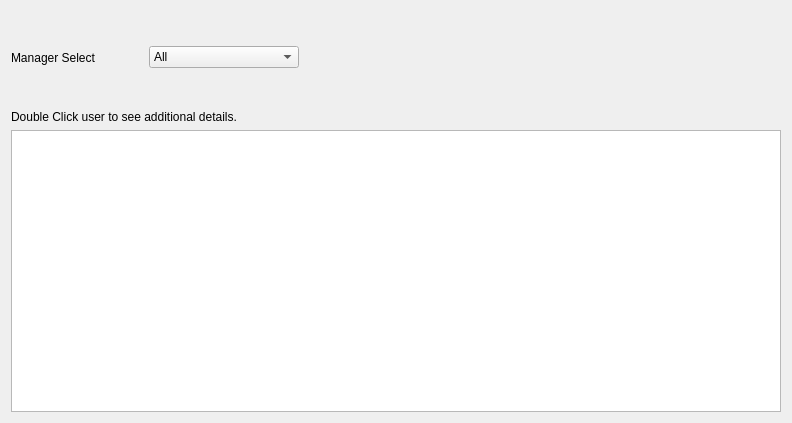
Before: the Qt Designer form Ui_Files/one_on_one_main.ui in jakesb27/Manager_KPI_Tracker, drawn with Qt 5.
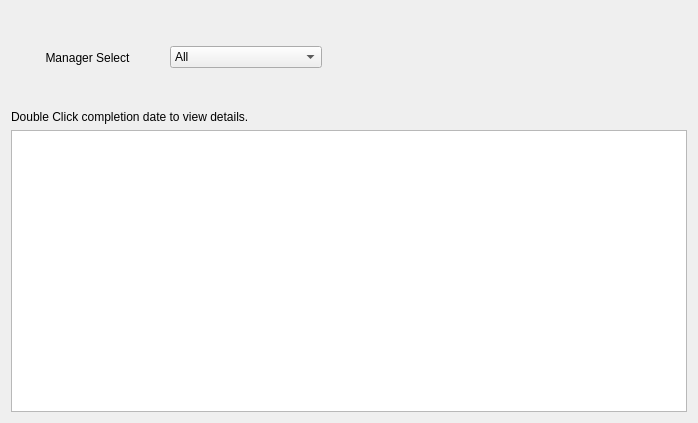
After: the same form once the commit is applied. Icons and pictures are not drawn.

```diff
--- a/Ui_Files/one_on_one_main.ui
+++ b/Ui_Files/one_on_one_main.ui
@@ -6,7 +6,7 @@
    <rect>
     <x>0</x>
     <y>0</y>
-    <width>789</width>
+    <width>698</width>
     <height>423</height>
    </rect>
   </property>
@@ -17,8 +17,28 @@
    <iconset resource="../main_images.qrc">
     <normaloff>:/logos/Images/Meduit_logo.ico</normaloff>:/logos/Images/Meduit_logo.ico</iconset>
   </property>
-  <layout class="QGridLayout" name="gridLayout" rowstretch="0,0,0,0">
-   <item row="0" column="4">
+  <layout class="QGridLayout" name="gridLayout" rowstretch="0,0,0">
+   <item row="0" column="1">
+    <widget class="QComboBox" name="managerCombo">
+     <property name="minimumSize">
+      <size>
+       <width>150</width>
+       <height>0</height>
+      </size>
+     </property>
+     <property name="styleSheet">
+      <string notr="true">QFrame{
+	background-color: qlineargradient(spread:pad, x1:0.5, y1:0, x2:0.5, y2:1, stop:0 rgba(255, 255, 255, 209), stop:0.485876 rgba(181, 207, 220, 239), stop:1 rgba(85, 199, 255, 196));
+}</string>
+     </property>
+     <item>
+      <property name="text">
+       <string>All</string>
+      </property>
+     </item>
+    </widget>
+   </item>
+   <item row="0" column="3">
     <widget class="QLabel" name="label_2">
      <property name="minimumSize">
       <size>
@@ -40,28 +60,8 @@
      </property>
     </widget>
    </item>
-   <item row="2" column="0" colspan="5">
-    <widget class="QLabel" name="label_3">
-     <property name="text">
-      <string>Double Click user to see additional details.</string>
-     </property>
-    </widget>
-   </item>
-   <item row="0" column="0">
-    <widget class="QLabel" name="label">
-     <property name="text">
-      <string>Manager Select</string>
-     </property>
-    </widget>
-   </item>
-   <item row="3" column="0" colspan="5">
-    <widget class="QTableView" name="reviewTableView">
-     <property name="minimumSize">
-      <size>
-       <width>770</width>
-       <height>0</height>
-      </size>
-     </property>
+   <item row="2" column="0" colspan="4">
+    <widget class="QTableView" name="oneXoneView">
      <property name="styleSheet">
       <string notr="true">QTableView{
 	font: 10pt &quot;MS Shell Dlg 2&quot;;
@@ -84,24 +84,21 @@
      </property>
     </widget>
    </item>
-   <item row="0" column="1">
-    <widget class="QComboBox" name="managerCombo">
-     <property name="minimumSize">
-      <size>
-       <width>150</width>
-       <height>0</height>
-      </size>
-     </property>
-     <property name="styleSheet">
-      <string notr="true">QFrame{
-	background-color: qlineargradient(spread:pad, x1:0.5, y1:0, x2:0.5, y2:1, stop:0 rgba(255, 255, 255, 209), stop:0.485876 rgba(181, 207, 220, 239), stop:1 rgba(85, 199, 255, 196));
-}</string>
-     </property>
-     <item>
+   <item row="0" column="0">
+    <widget class="QLabel" name="label">
       <property name="text">
-       <string>All</string>
-      </property>
-     </item>
+      <string>Manager Select</string>
+     </property>
+     <property name="alignment">
+      <set>Qt::AlignCenter</set>
+     </property>
+    </widget>
+   </item>
+   <item row="1" column="0" colspan="4">
+    <widget class="QLabel" name="label_3">
+     <property name="text">
+      <string>Double Click completion date to view details.</string>
+     </property>
     </widget>
    </item>
   </layout>
```
Left out of the diff: 3 changed lines with no effect on the pictures. Lines whose indentation alone changed are shown as unchanged.
